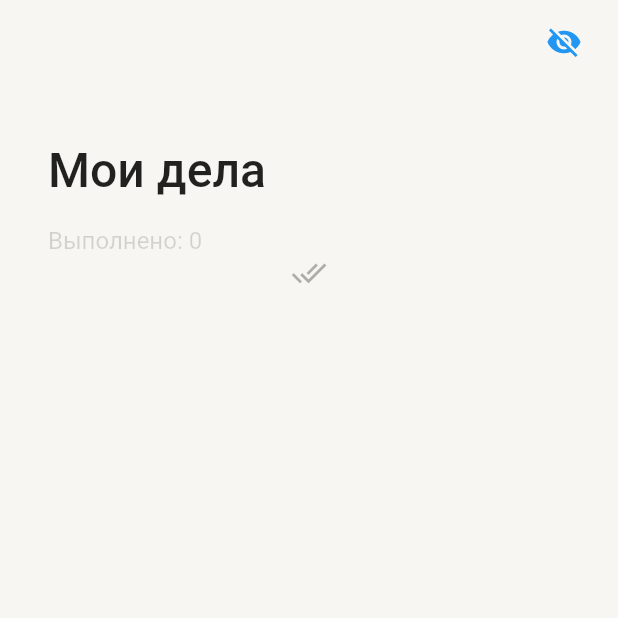
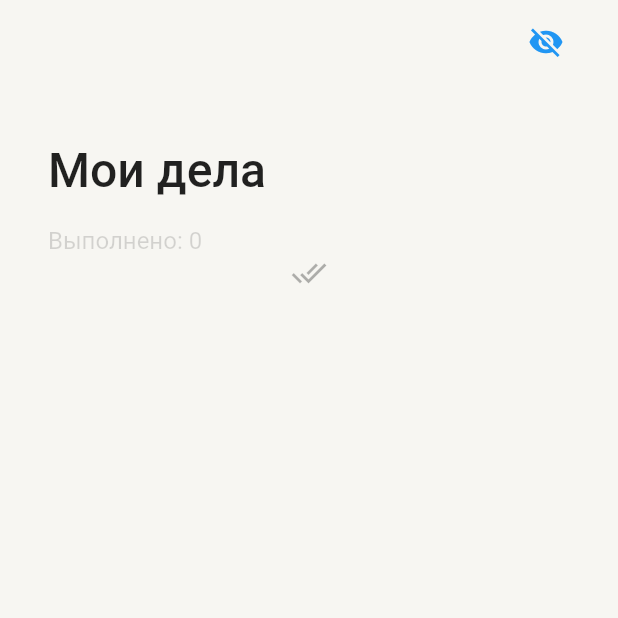
Before and after one commit to leshgun/simplify_the_task, a Flutter app: the screen it shows after launch, after a tap on the "visibility" icon, on a phone screen of 412 x 824 dp, the top half of it. Run offline on Flutter 3.47's test engine with Material 2 defaults, Android fonts, the phone set to English and light mode, and no system bars; our stand-ins replace dio, flutter_bloc, freezed_annotation, isar, logger; accounts and stored records are empty; generated files the repository leaves out were written again; network calls fail.

Commit message:
code review

```diff
--- a/lib/features/task_list/repositories/task_list_repository.dart
+++ b/lib/features/task_list/repositories/task_list_repository.dart
@@ -33,18 +33,32 @@ class TaskListRepository {
 
   Future<List<TaskModel>> syncRepositories({bool isMerge = false}) async {
     List<TaskModelIsar> taskListIsar = await _isarRepository.getTaskList();
-    List<TaskModelYandex> taskListYandex = await _yandexRepository.mergeData(
+    List<TaskModelYandex> taskListYandex;
+    List<TaskModel> taskList = [];
+    if (taskListIsar.isEmpty) {
+      taskListYandex = await _yandexRepository.getTaskList();
+    } else {
+      taskListYandex = await _yandexRepository.mergeData(
         taskListIsar
-          .map((TaskModelIsar task) => YandexSerializer.fromTaskModelIsar(task))
+            .map((TaskModelIsar task) =>
+                YandexSerializer.fromTaskModelIsar(task))
             .toList(),
       );
-    List<TaskModel> taskList = taskListYandex
+    }
+    if (taskListYandex.isEmpty) {
+      taskList = taskListIsar
+          .map((TaskModelIsar task) => IsarSerializer.toTaskModel(task))
+          .toList();
+    } else {
+      taskList = taskListYandex
           .map((TaskModelYandex task) => YandexSerializer.toTaskModel(task))
           .toList();
-    taskList.sort((a, b) => b.changedAt.compareTo(a.changedAt));
       _isarRepository.updateTaskList(taskListYandex
-        .map((TaskModelYandex task) => IsarSerializer.fromTaskModelYandex(task))
+          .map((TaskModelYandex task) =>
+              IsarSerializer.fromTaskModelYandex(task))
           .toList());
+    }
+    taskList.sort((a, b) => b.changedAt.compareTo(a.createdAt));
     return taskList;
   }
 
@@ -54,6 +68,9 @@ class TaskListRepository {
 
   Future<List<TaskModel>> _getTaskListFromIsarRepository() async {
     final List<TaskModelIsar> list = await _isarRepository.getTaskList();
-    return list.map((task) => IsarSerializer.toTaskModel(task)).toList();
+    final List<TaskModel> taskList =
+        list.map((task) => IsarSerializer.toTaskModel(task)).toList();
+    taskList.sort((a, b) => b.changedAt.compareTo(a.createdAt));
+    return taskList;
   }
 }
--- a/lib/features/task_list/task_list.dart
+++ b/lib/features/task_list/task_list.dart
@@ -25,9 +25,9 @@ class _TaskListState extends State<TaskList> {
 
   @override
   void initState() {
+    _taskListBloc.add(const TaskListLoad());
+    _taskListBloc.add(const TaskListSynch());
     super.initState();
-    _taskListBloc.add(const TaskListLoad());
-    // _syncTaskList();
   }
 
   @override
@@ -118,7 +118,10 @@ class _TaskListState extends State<TaskList> {
         if (taskList.isEmpty) {
           return const Center(child: Icon(Icons.done_all));
         }
-        return Container(
+        return ClipRect(
+          clipBehavior: Clip.antiAlias,
+          child: Container(
+            padding: const EdgeInsets.symmetric(vertical: 8),
             decoration: BoxDecoration(
               color: pageTheme.colorScheme.secondary,
               borderRadius: BorderRadius.circular(8),
@@ -136,6 +139,7 @@ class _TaskListState extends State<TaskList> {
               crossAxisAlignment: CrossAxisAlignment.center,
               children: [
                 ListView.builder(
+                  padding: EdgeInsets.zero,
                   physics: const ClampingScrollPhysics(),
                   itemCount: taskList.length,
                   shrinkWrap: true,
@@ -158,6 +162,7 @@ class _TaskListState extends State<TaskList> {
                 )
               ],
             ),
+          ),
         );
       },
     );
--- a/lib/features/task_list/widgets/task_list_app_bar.dart
+++ b/lib/features/task_list/widgets/task_list_app_bar.dart
@@ -28,7 +28,7 @@ class TaskListAppBar extends StatelessWidget {
       // collapsedHeight: 80,
       actions: [
         Padding(
-          padding: const EdgeInsets.only(right: 12),
+          padding: const EdgeInsets.only(right: 24),
           child: IconButton(
             onPressed: onVisibility ?? () {},
             alignment: Alignment.center,
--- a/lib/features/task_list/widgets/task_tile.dart
+++ b/lib/features/task_list/widgets/task_tile.dart
@@ -81,6 +81,7 @@ class _TaskState extends State<TaskTile> {
     );
 
     return ClipRect(
+      clipBehavior: Clip.antiAlias,
       child: Dismissible(
         key: UniqueKey(),
         background: widget.task.completed
--- a/lib/l10n/app_en.arb
+++ b/lib/l10n/app_en.arb
@@ -4,6 +4,7 @@
   "taskListEmpty": "All tasks completed",
   "taskListNewTask": "New",
 
+  "taskEmpty": "And what will we do?",
   "taskSave": "Save",
   "taskDelete": "Delete",
   "taskDeadline": "Deadline",
--- a/lib/l10n/app_ru.arb
+++ b/lib/l10n/app_ru.arb
@@ -4,6 +4,7 @@
   "taskListEmpty": "Все задачи выполены",
   "taskListNewTask": "Новое",
 
+  "taskEmpty": "А что будем делать?",
   "taskSave": "Сохранить",
   "taskDelete": "Удалить",
   "taskDeadline": "Сделать до",
--- a/lib/repositories/yandex_repository.dart
+++ b/lib/repositories/yandex_repository.dart
@@ -31,44 +31,22 @@ class YandexRepository {
 
   // TODO: code review
   Future<List<TaskModelYandex>> getTaskList() async {
-    final Response response = await _get('/list');
+    final Response? response = await _get('/list');
+    if (response == null) {
+      return [];
+    }
+    if (response.statusCode != 200) {
+      return [];
+    }
     final data = response.data;
     if (data is! Map<String, dynamic>) {
       return [];
     }
-    final List? list = data['list'];
-    if (list == null) {
+    final list = data['list'];
+    if (list == null || list is! List) {
       return [];
     }
     return list.map((json) => TaskModelYandex.fromJson(json)).toList();
-  }
-
-  Future<void> syncRepository(List<TaskModelYandex> list) async {
-    // final Response response = await dio.get('/list');
-    // if (response.statusCode != 200) {
-    //   return;
-    // }
-    // _updateRevision(response);
-    // final data = response.data['list'] as List;
-    // List<dynamic> listToDelete =
-    //     data.map((json) => json['id'].toString()).toList();
-    // List<TaskModelYandex> listToAdd = [];
-    // List<TaskModelYandex> listToUpdate = [];
-    // for (TaskModelYandex task in list) {
-    //   if (listToDelete.contains(task.id)) {
-    //     final taskToDelete = data.firstWhere((t) => t['id'] == task.id);
-    //     if (task.changedAt != taskToDelete['changed_at']) {
-    //       listToUpdate.add(task);
-    //     }
-    //     listToDelete.remove(task.id);
-    //   } else {
-    //     listToAdd.add(task);
-    //   }
-    // }
-    // await deleteFromRepository(listToDelete);
-    // await updateListOnRepository(list);
-    // await addToRepository(listToAdd);
-    // logger.v('Synchronization was successful');
   }
 
   Future<List<TaskModelYandex>> mergeData(List<TaskModelYandex> list) async {
@@ -99,15 +77,6 @@ class YandexRepository {
   }
 
   Future<Response?> updateListOnRepository(List<TaskModelYandex> list) async {
-    // if (list.isEmpty) {
-    //   return;
-    // }
-    // for (TaskModelYandex task in list) {
-    //   await _put('/list/${task.id}', jsonEncode({"element": task.toJson()}));
-    //   Future.delayed(deleay);
-    // }
-    // logger.w(jsonEncode({"list": list.map((task) => task.toJson()).toList()}),
-    //     dio.options.headers);
     return await _patch(
       '/list',
       jsonEncode({"list": list.map((task) => task.toJson()).toList()}),
@@ -124,7 +93,7 @@ class YandexRepository {
     }
   }
 
-  Future<Response> _get(String url) async {
+  Future<Response?> _get(String url) async {
     return await dio.get(url).then(
       (Response response) {
         _updateRevision(response);
@@ -133,6 +102,7 @@ class YandexRepository {
       },
       onError: (error) {
         logger.w('The response from the repository cannot by recieved.', error);
+        return;
       },
     );
   }
@@ -201,11 +171,16 @@ class YandexRepository {
 
   Future<void> _updateRevision(Response? response) async {
     response ??= await _get('/list');
+    if (response == null) {
+      return;
+    }
+    if (response.statusCode != 200) {
+      return;
+    }
     final revision = response.data['revision'];
     if (revision is int) {
       lastKnownRevision = revision;
       updateDioOptions();
-      ;
       logger.v('Last known revision: $revision');
     }
   }
--- a/lib/theme/light_theme.dart
+++ b/lib/theme/light_theme.dart
@@ -48,7 +48,7 @@ final lightTheme = ThemeData(
   ),
   textSelectionTheme: const TextSelectionThemeData(
     cursorColor: LightColors.labelPrimary,
-    selectionColor: LightColors.labelSecondary,
+    selectionColor: LightColors.grayLight,
     selectionHandleColor: LightColors.labelTerritory,
   ),
   switchTheme: SwitchThemeData(
```
Also changed, not shown: lib/features/task/task_info.dart (+7 -1 lines), 1 other file. Lines whose indentation alone changed are shown as unchanged.
